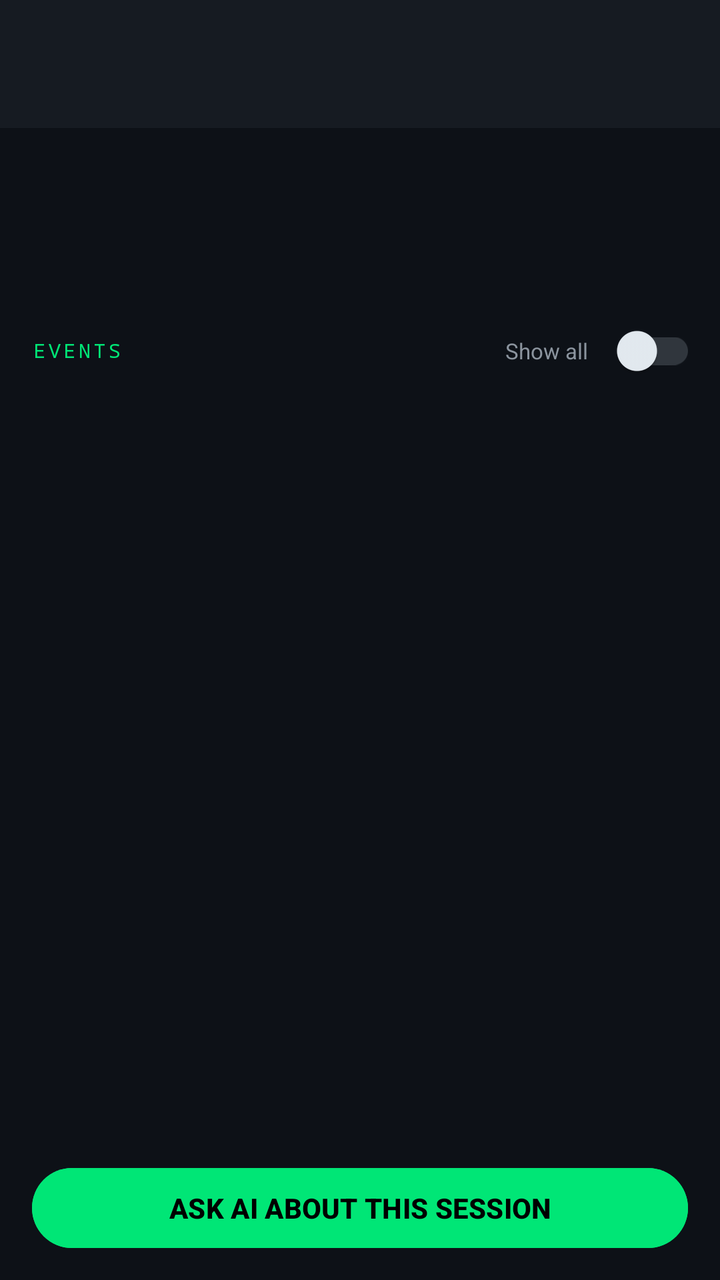
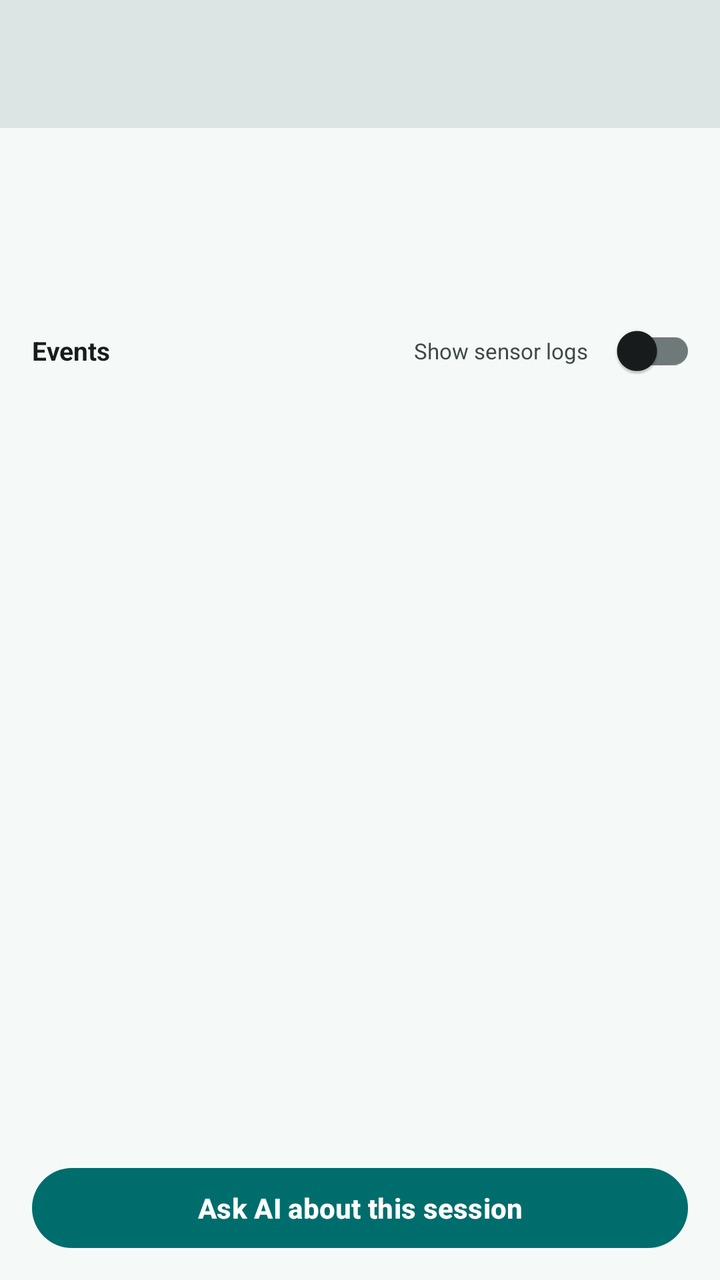

An Android layout rendered at two revisions. The XML below is the earlier revision; the diff shows what the commit changed to produce the second picture.
<!-- AndroidManifest.xml: application theme Theme.TRACE -->
<!-- res/layout/activity_session_review.xml -->
<?xml version="1.0" encoding="utf-8"?>
<LinearLayout xmlns:android="http://schemas.android.com/apk/res/android"
    xmlns:app="http://schemas.android.com/apk/res-auto"
    android:layout_width="match_parent"
    android:layout_height="match_parent"
    android:orientation="vertical"
    android:background="?attr/colorSurface">

    <com.google.android.material.appbar.MaterialToolbar
        android:id="@+id/toolbar"
        android:layout_width="match_parent"
        android:layout_height="?attr/actionBarSize"
        android:background="?attr/colorSurfaceVariant"
        app:titleTextColor="?attr/colorPrimary"
        app:navigationIconTint="?attr/colorPrimary" />

    <ScrollView
        android:layout_width="match_parent"
        android:layout_height="wrap_content">

        <LinearLayout
            android:layout_width="match_parent"
            android:layout_height="wrap_content"
            android:orientation="vertical"
            android:padding="16dp">

            
            <TextView
                android:id="@+id/tvHeader"
                android:layout_width="match_parent"
                android:layout_height="wrap_content"
                android:textColor="?attr/colorOnSurface"
                android:textSize="13sp"
                android:fontFamily="monospace"
                android:lineSpacingExtra="3dp" />

            
            <TextView
                android:id="@+id/tvIntegrity"
                android:layout_width="match_parent"
                android:layout_height="wrap_content"
                android:layout_marginTop="10dp"
                android:textSize="13sp"
                android:textStyle="bold" />

        </LinearLayout>

    </ScrollView>

    <LinearLayout
        android:layout_width="match_parent"
        android:layout_height="wrap_content"
        android:orientation="horizontal"
        android:paddingStart="16dp"
        android:paddingEnd="12dp"
        android:paddingTop="10dp"
        android:paddingBottom="6dp"
        android:gravity="center_vertical">

        <TextView
            android:layout_width="0dp"
            android:layout_height="wrap_content"
            android:layout_weight="1"
            android:text="EVENTS"
            android:textColor="?attr/colorPrimary"
            android:textSize="10sp"
            android:letterSpacing="0.15"
            android:fontFamily="monospace" />

        <TextView
            android:layout_width="wrap_content"
            android:layout_height="wrap_content"
            android:text="Show all"
            android:textColor="?attr/colorOnSurfaceVariant"
            android:textSize="11sp"
            android:layout_marginEnd="6dp" />

        <androidx.appcompat.widget.SwitchCompat
            android:id="@+id/switchShowAll"
            android:layout_width="wrap_content"
            android:layout_height="wrap_content"
            android:thumbTint="?attr/colorPrimary"
            android:trackTint="?attr/colorPrimaryContainer" />

    </LinearLayout>

    <androidx.recyclerview.widget.RecyclerView
        android:id="@+id/recyclerEvents"
        android:layout_width="match_parent"
        android:layout_height="0dp"
        android:layout_weight="1"
        android:clipToPadding="false"
        android:paddingBottom="8dp" />

    <Button
        android:id="@+id/btnChat"
        android:layout_width="match_parent"
        android:layout_height="48dp"
        android:layout_marginStart="16dp"
        android:layout_marginEnd="16dp"
        android:layout_marginBottom="12dp"
        android:text="ASK AI ABOUT THIS SESSION"
        android:textColor="?attr/colorOnPrimary"
        android:textStyle="bold"
        android:backgroundTint="?attr/colorPrimary" />

</LinearLayout>
<!-- resources referenced by this layout -->
<resources>
  <style name="Theme.TRACE" parent="Theme.Material3.Dark.NoActionBar">
  
          
          <item name="colorPrimary">@color/trace_primary</item>
          <item name="colorOnPrimary">@color/trace_on_primary</item>
          <item name="colorPrimaryContainer">@color/trace_primary_container</item>
          <item name="colorOnPrimaryContainer">@color/trace_on_primary_container</item>
          <item name="colorSecondary">@color/trace_secondary</item>
          <item name="colorOnSecondary">@color/trace_on_secondary</item>
          <item name="colorSecondaryContainer">@color/trace_secondary_container</item>
          <item name="colorOnSecondaryContainer">@color/trace_on_secondary_container</item>
          <item name="colorTertiary">@color/trace_tertiary</item>
          <item name="colorOnTertiary">@color/trace_on_tertiary</item>
          <item name="colorTertiaryContainer">@color/trace_tertiary_container</item>
          <item name="colorOnTertiaryContainer">@color/trace_on_tertiary_container</item>
          <item name="colorError">@color/trace_error</item>
          <item name="colorOnError">@color/trace_on_error</item>
          <item name="colorErrorContainer">@color/trace_error_container</item>
          <item name="colorOnErrorContainer">@color/trace_on_error_container</item>
  
          
          <item name="colorSurface">@color/trace_surface</item>
          <item name="colorOnSurface">@color/trace_on_surface</item>
          <item name="colorSurfaceVariant">@color/trace_surface_variant</item>
          <item name="colorOnSurfaceVariant">@color/trace_on_surface_variant</item>
          <item name="colorSurfaceInverse">@color/trace_inverse_surface</item>
          <item name="colorOnSurfaceInverse">@color/trace_inverse_on_surface</item>
          <item name="colorPrimaryInverse">@color/trace_inverse_primary</item>
          <item name="colorOutline">@color/trace_outline</item>
          <item name="colorOutlineVariant">@color/trace_outline_variant</item>
          <item name="colorOnBackground">@color/trace_on_surface</item>
          <item name="android:colorBackground">@color/trace_surface</item>
          <item name="android:windowBackground">@color/trace_surface</item>
          <item name="android:statusBarColor">@color/trace_surface</item>
          <item name="android:navigationBarColor">@color/trace_surface</item>
      </style>
  <color name="trace_primary">#00E676</color>
  <color name="trace_on_primary">#000000</color>
  <color name="trace_primary_container">#00401F</color>
  <color name="trace_on_primary_container">#6CFFA5</color>
  <color name="trace_secondary">#58A6FF</color>
  <color name="trace_on_secondary">#001B33</color>
  <color name="trace_secondary_container">#12314C</color>
  <color name="trace_on_secondary_container">#CFE4FF</color>
  <color name="trace_tertiary">#FFD600</color>
  <color name="trace_on_tertiary">#2A2100</color>
  <color name="trace_tertiary_container">#4A3D00</color>
  <color name="trace_on_tertiary_container">#FFE680</color>
  <color name="trace_error">#F85149</color>
  <color name="trace_on_error">#000000</color>
  <color name="trace_error_container">#7A1D19</color>
  <color name="trace_on_error_container">#FFDAD6</color>
  <color name="trace_surface">#0D1117</color>
  <color name="trace_on_surface">#E6EDF3</color>
  <color name="trace_surface_variant">#161B22</color>
  <color name="trace_on_surface_variant">#8B949E</color>
  <color name="trace_inverse_surface">#E6EDF3</color>
  <color name="trace_inverse_on_surface">#161B22</color>
  <color name="trace_inverse_primary">#00C853</color>
  <color name="trace_outline">#30363D</color>
  <color name="trace_outline_variant">#21262D</color>
</resources>

<!-- the commit's change to res/layout/activity_session_review.xml (unified diff, before → after) -->
@@ -11,8 +11,17 @@
         android:layout_width="match_parent"
         android:layout_height="?attr/actionBarSize"
         android:background="?attr/colorSurfaceVariant"
-        app:titleTextColor="?attr/colorPrimary"
-        app:navigationIconTint="?attr/colorPrimary" />
+        app:titleTextColor="?attr/colorOnSurface"
+        app:navigationIconTint="?attr/colorOnSurface" />
+
+    <com.google.android.material.progressindicator.LinearProgressIndicator
+        android:id="@+id/progressBar"
+        android:layout_width="match_parent"
+        android:layout_height="wrap_content"
+        android:visibility="gone"
+        android:indeterminate="true"
+        app:trackThickness="3dp"
+        app:indicatorColor="?attr/colorPrimary" />
 
     <ScrollView
         android:layout_width="match_parent"
@@ -31,7 +40,6 @@
                 android:layout_height="wrap_content"
                 android:textColor="?attr/colorOnSurface"
                 android:textSize="13sp"
-                android:fontFamily="monospace"
                 android:lineSpacingExtra="3dp" />
 
             
@@ -47,6 +55,7 @@
 
     </ScrollView>
 
+    
     <LinearLayout
         android:layout_width="match_parent"
         android:layout_height="wrap_content"
@@ -61,16 +70,15 @@
             android:layout_width="0dp"
             android:layout_height="wrap_content"
             android:layout_weight="1"
-            android:text="EVENTS"
-            android:textColor="?attr/colorPrimary"
-            android:textSize="10sp"
-            android:letterSpacing="0.15"
-            android:fontFamily="monospace" />
+            android:text="Events"
+            android:textColor="?attr/colorOnSurface"
+            android:textSize="13sp"
+            android:textStyle="bold" />
 
         <TextView
             android:layout_width="wrap_content"
             android:layout_height="wrap_content"
-            android:text="Show all"
+            android:text="Show sensor logs"
             android:textColor="?attr/colorOnSurfaceVariant"
             android:textSize="11sp"
             android:layout_marginEnd="6dp" />
@@ -92,16 +100,15 @@
         android:clipToPadding="false"
         android:paddingBottom="8dp" />
 
-    <Button
+    <com.google.android.material.button.MaterialButton
         android:id="@+id/btnChat"
+        style="@style/Widget.Material3.Button"
         android:layout_width="match_parent"
         android:layout_height="48dp"
         android:layout_marginStart="16dp"
         android:layout_marginEnd="16dp"
         android:layout_marginBottom="12dp"
-        android:text="ASK AI ABOUT THIS SESSION"
-        android:textColor="?attr/colorOnPrimary"
-        android:textStyle="bold"
-        android:backgroundTint="?attr/colorPrimary" />
+        android:text="Ask AI about this session"
+        android:textStyle="bold" />
 
 </LinearLayout>
<!-- resource entries referenced after the edit -->
@@ -1,65 +1,62 @@
 <!-- resources referenced by this layout -->
 <resources>
-  <style name="Theme.TRACE" parent="Theme.Material3.Dark.NoActionBar">
-  
+  <style name="Theme.TRACE" parent="Theme.Material3.DayNight.NoActionBar">
           
-          <item name="colorPrimary">@color/trace_primary</item>
-          <item name="colorOnPrimary">@color/trace_on_primary</item>
-          <item name="colorPrimaryContainer">@color/trace_primary_container</item>
-          <item name="colorOnPrimaryContainer">@color/trace_on_primary_container</item>
-          <item name="colorSecondary">@color/trace_secondary</item>
-          <item name="colorOnSecondary">@color/trace_on_secondary</item>
-          <item name="colorSecondaryContainer">@color/trace_secondary_container</item>
-          <item name="colorOnSecondaryContainer">@color/trace_on_secondary_container</item>
-          <item name="colorTertiary">@color/trace_tertiary</item>
-          <item name="colorOnTertiary">@color/trace_on_tertiary</item>
-          <item name="colorTertiaryContainer">@color/trace_tertiary_container</item>
-          <item name="colorOnTertiaryContainer">@color/trace_on_tertiary_container</item>
-          <item name="colorError">@color/trace_error</item>
-          <item name="colorOnError">@color/trace_on_error</item>
-          <item name="colorErrorContainer">@color/trace_error_container</item>
-          <item name="colorOnErrorContainer">@color/trace_on_error_container</item>
-  
-          
-          <item name="colorSurface">@color/trace_surface</item>
-          <item name="colorOnSurface">@color/trace_on_surface</item>
-          <item name="colorSurfaceVariant">@color/trace_surface_variant</item>
-          <item name="colorOnSurfaceVariant">@color/trace_on_surface_variant</item>
-          <item name="colorSurfaceInverse">@color/trace_inverse_surface</item>
-          <item name="colorOnSurfaceInverse">@color/trace_inverse_on_surface</item>
-          <item name="colorPrimaryInverse">@color/trace_inverse_primary</item>
-          <item name="colorOutline">@color/trace_outline</item>
-          <item name="colorOutlineVariant">@color/trace_outline_variant</item>
-          <item name="colorOnBackground">@color/trace_on_surface</item>
-          <item name="android:colorBackground">@color/trace_surface</item>
-          <item name="android:windowBackground">@color/trace_surface</item>
-          <item name="android:statusBarColor">@color/trace_surface</item>
-          <item name="android:navigationBarColor">@color/trace_surface</item>
+          <item name="colorPrimary">@color/light_primary</item>
+          <item name="colorOnPrimary">@color/light_on_primary</item>
+          <item name="colorPrimaryContainer">@color/light_primary_container</item>
+          <item name="colorOnPrimaryContainer">@color/light_on_primary_container</item>
+          <item name="colorSecondary">@color/light_secondary</item>
+          <item name="colorOnSecondary">@color/light_on_secondary</item>
+          <item name="colorSecondaryContainer">@color/light_secondary_container</item>
+          <item name="colorOnSecondaryContainer">@color/light_on_secondary_container</item>
+          <item name="colorTertiary">@color/light_tertiary</item>
+          <item name="colorOnTertiary">@color/light_on_tertiary</item>
+          <item name="colorTertiaryContainer">@color/light_tertiary_container</item>
+          <item name="colorOnTertiaryContainer">@color/light_on_tertiary_container</item>
+          <item name="colorError">@color/light_error</item>
+          <item name="colorOnError">@color/light_on_error</item>
+          <item name="colorErrorContainer">@color/light_error_container</item>
+          <item name="colorOnErrorContainer">@color/light_on_error_container</item>
+          <item name="colorSurface">@color/light_surface</item>
+          <item name="colorOnSurface">@color/light_on_surface</item>
+          <item name="colorSurfaceVariant">@color/light_surface_variant</item>
+          <item name="colorOnSurfaceVariant">@color/light_on_surface_variant</item>
+          <item name="colorSurfaceInverse">@color/light_inverse_surface</item>
+          <item name="colorOnSurfaceInverse">@color/light_inverse_on_surface</item>
+          <item name="colorPrimaryInverse">@color/light_inverse_primary</item>
+          <item name="colorOutline">@color/light_outline</item>
+          <item name="colorOutlineVariant">@color/light_outline_variant</item>
+          <item name="android:colorBackground">@color/light_surface</item>
+          <item name="android:windowBackground">@color/light_surface</item>
+          <item name="android:statusBarColor">@color/light_surface_container</item>
+          <item name="android:navigationBarColor">@color/light_surface_container</item>
       </style>
-  <color name="trace_primary">#00E676</color>
-  <color name="trace_on_primary">#000000</color>
-  <color name="trace_primary_container">#00401F</color>
-  <color name="trace_on_primary_container">#6CFFA5</color>
-  <color name="trace_secondary">#58A6FF</color>
-  <color name="trace_on_secondary">#001B33</color>
-  <color name="trace_secondary_container">#12314C</color>
-  <color name="trace_on_secondary_container">#CFE4FF</color>
-  <color name="trace_tertiary">#FFD600</color>
-  <color name="trace_on_tertiary">#2A2100</color>
-  <color name="trace_tertiary_container">#4A3D00</color>
-  <color name="trace_on_tertiary_container">#FFE680</color>
-  <color name="trace_error">#F85149</color>
-  <color name="trace_on_error">#000000</color>
-  <color name="trace_error_container">#7A1D19</color>
-  <color name="trace_on_error_container">#FFDAD6</color>
-  <color name="trace_surface">#0D1117</color>
-  <color name="trace_on_surface">#E6EDF3</color>
-  <color name="trace_surface_variant">#161B22</color>
-  <color name="trace_on_surface_variant">#8B949E</color>
-  <color name="trace_inverse_surface">#E6EDF3</color>
-  <color name="trace_inverse_on_surface">#161B22</color>
-  <color name="trace_inverse_primary">#00C853</color>
-  <color name="trace_outline">#30363D</color>
-  <color name="trace_outline_variant">#21262D</color>
+  <color name="light_primary">#006D6D</color>
+  <color name="light_on_primary">#FFFFFF</color>
+  <color name="light_primary_container">#6FF7F6</color>
+  <color name="light_on_primary_container">#002020</color>
+  <color name="light_secondary">#4A6363</color>
+  <color name="light_on_secondary">#FFFFFF</color>
+  <color name="light_secondary_container">#CCE8E8</color>
+  <color name="light_on_secondary_container">#051F1F</color>
+  <color name="light_tertiary">#4D5F71</color>
+  <color name="light_on_tertiary">#FFFFFF</color>
+  <color name="light_tertiary_container">#D1E4F9</color>
+  <color name="light_on_tertiary_container">#081C2B</color>
+  <color name="light_error">#BA1A1A</color>
+  <color name="light_on_error">#FFFFFF</color>
+  <color name="light_error_container">#FFDAD6</color>
+  <color name="light_on_error_container">#410002</color>
+  <color name="light_surface">#F5FAF9</color>
+  <color name="light_on_surface">#191C1C</color>
+  <color name="light_surface_variant">#DAE5E4</color>
+  <color name="light_on_surface_variant">#3F4948</color>
+  <color name="light_inverse_surface">#2D3131</color>
+  <color name="light_inverse_on_surface">#EFF4F3</color>
+  <color name="light_inverse_primary">#4FDADA</color>
+  <color name="light_outline">#6F7979</color>
+  <color name="light_outline_variant">#BEC9C8</color>
+  <color name="light_surface_container">#E9EFEE</color>
 </resources>
 
